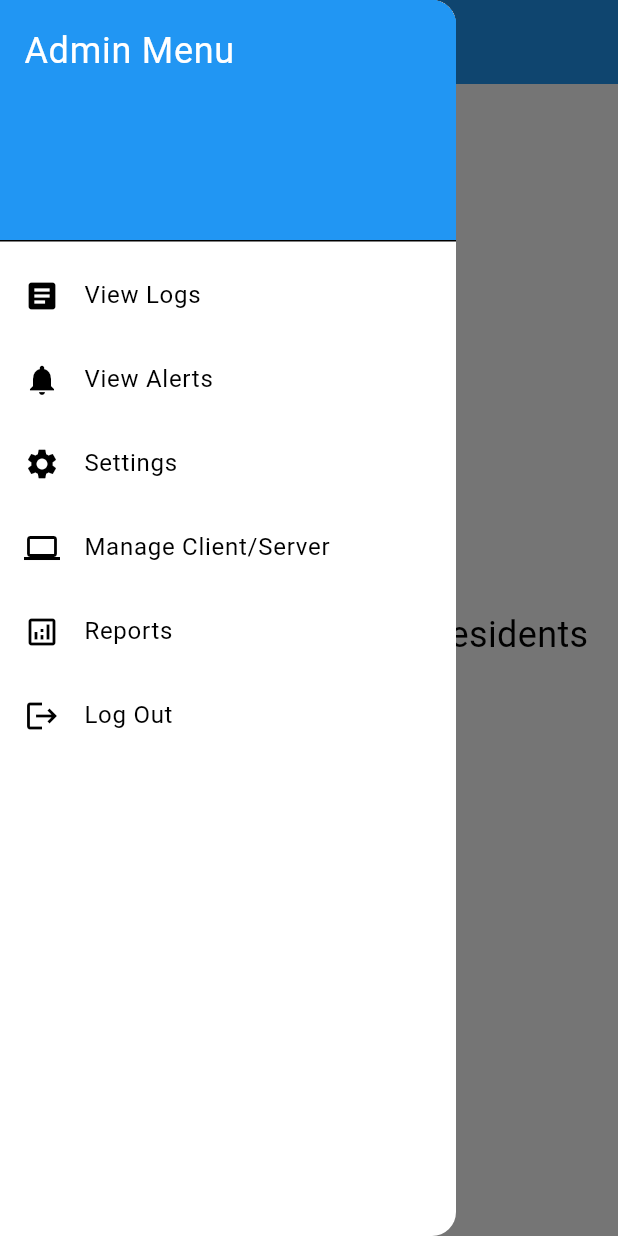
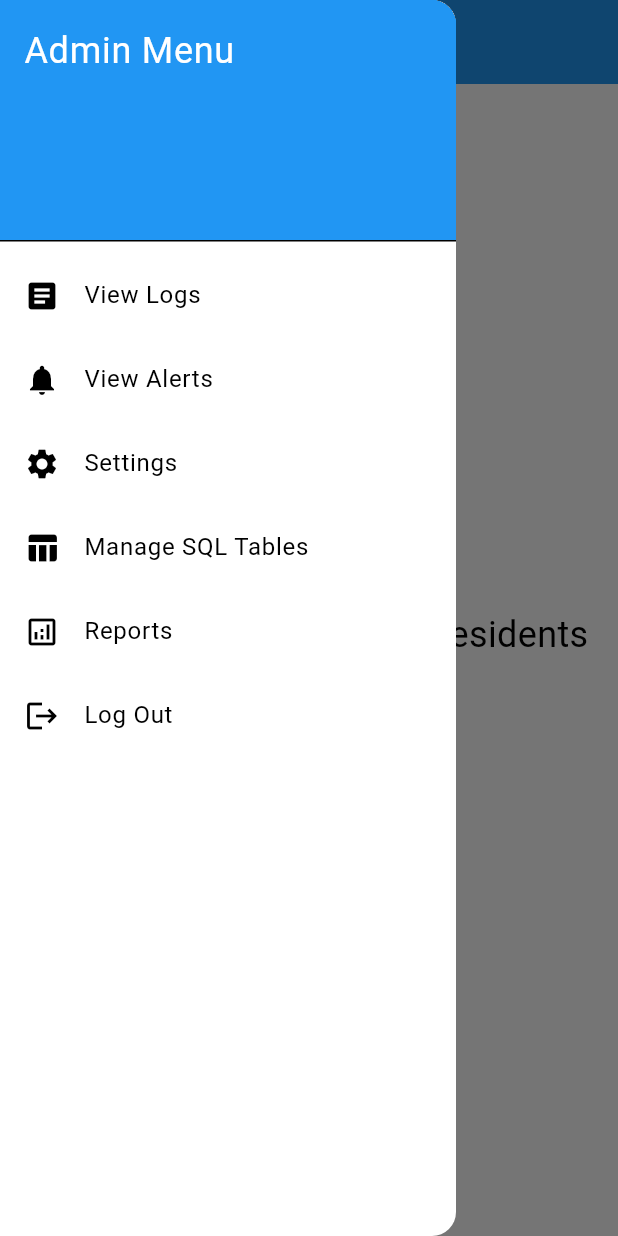
Before and after one commit to emoody0/indoor-locator, a Flutter app: the AdminPortal screen opened directly, with the side drawer open, on a phone screen of 412 x 824 dp. Run offline on Flutter 3.47's test engine with Material 3 defaults, Android fonts, the phone set to English and light mode, and no system bars; our stand-ins replace awesome_notifications, sqflite, sqflite_common_ffi; missing offline and left inert: mysql1, workmanager; accounts and stored records are empty.

```diff
--- a/lib/admin.dart
+++ b/lib/admin.dart
@@ -74,15 +74,14 @@ class AdminPortal extends StatelessWidget {
                 );
               },
             ),
-            // New ListTile for managing client and server
             ListTile(
-              leading: const Icon(Icons.computer),
-              title: const Text('Manage Client/Server'),
+              leading: const Icon(Icons.table_chart),
+              title: const Text('Manage SQL Tables'),
               onTap: () {
                 Navigator.push(
                   context,
                   MaterialPageRoute(
-                    builder: (context) => const ManageClientServerPage(),
+                    builder: (context) => const ManageSQLPage(),
                   ),
                 );
               },
```
